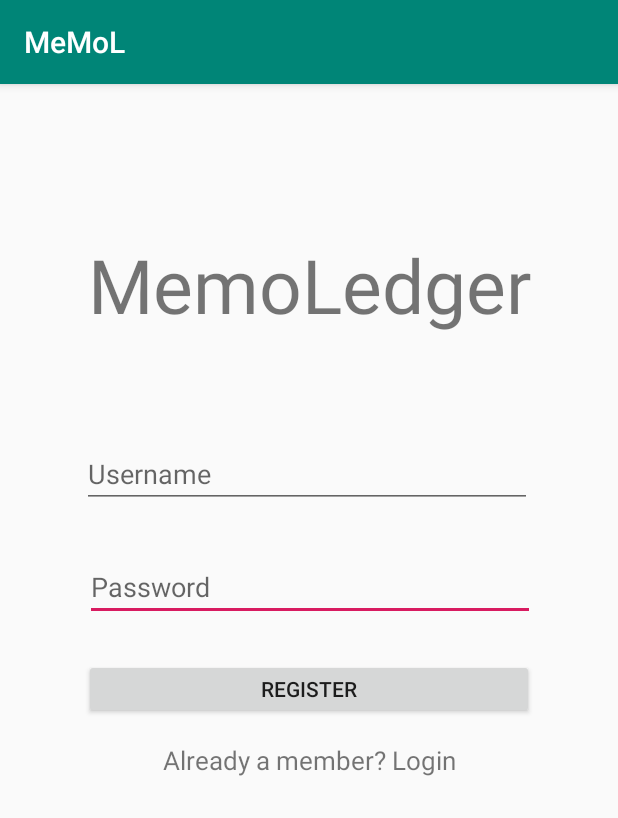
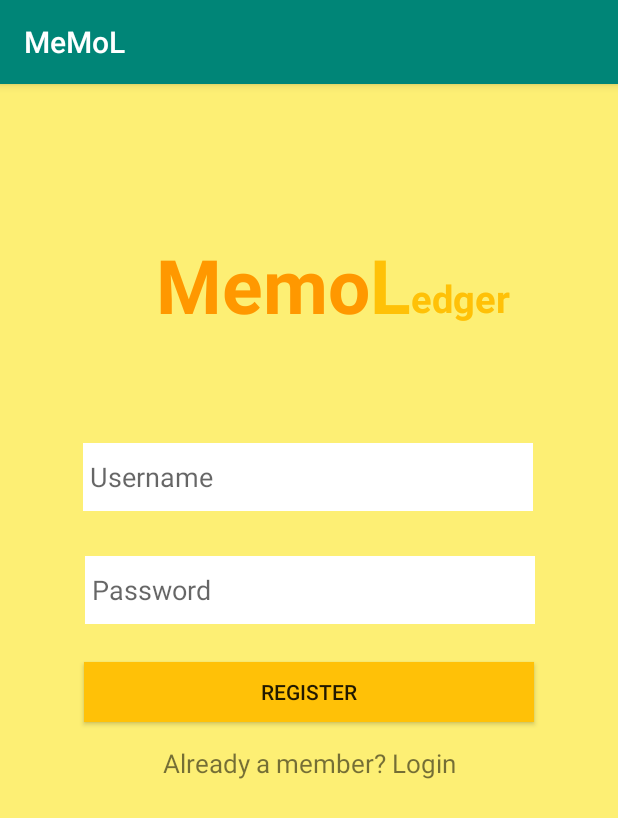
Before and after one commit to PittayutSothanakul/MemoL, an Android app: the RegisterActivity screen opened directly, with no data from a screen before it, on a phone screen of 412 x 824 dp. Shown: the top 818 px of the screen. Run offline under Robolectric (Android 15) with nearby library versions, the phone set to English and light mode, and no system bars; our stand-ins replace Firebase (no records; nobody signed in at launch, a user with empty details on screens opened directly).

Commit message:
decolate background

```diff
--- a/app/src/main/java/com/example/memol/LedgerActivity.java
+++ b/app/src/main/java/com/example/memol/LedgerActivity.java
@@ -27,6 +27,7 @@ public class LedgerActivity extends AppCompatActivity {
     RecyclerView recyclerView;
     FirebaseDatabase firebaseDatabase;
     DatabaseReference myRef;
+    private TextView totalPriceText;
     private FirebaseRecyclerAdapter<ViewSingleLedger, ShowDataViewHolder> mFirebaseAdapter;
 
     @Override
--- a/app/src/main/res/layout/activity_home.xml
+++ b/app/src/main/res/layout/activity_home.xml
@@ -4,6 +4,7 @@
     xmlns:tools="http://schemas.android.com/tools"
     android:layout_width="match_parent"
     android:layout_height="match_parent"
+    android:background="#B2FFEB3B"
     android:onClick="onClickToLedger">
 
     <ImageButton
@@ -27,6 +28,7 @@
         android:layout_marginStart="8dp"
         android:layout_marginTop="376dp"
         android:layout_marginEnd="8dp"
+        android:background="#FFF"
         android:onClick="onLogoutButtonClicked"
         android:text="Logout"
         app:layout_constraintEnd_toEndOf="parent"
@@ -99,7 +101,7 @@
         android:layout_marginStart="8dp"
         android:layout_marginTop="44dp"
         android:layout_marginEnd="8dp"
-        android:background="#FFA500"
+        android:background="#FFC107"
         app:layout_constraintEnd_toEndOf="parent"
         app:layout_constraintHorizontal_bias="0.506"
         app:layout_constraintStart_toStartOf="parent"
--- a/app/src/main/res/layout/activity_memo.xml
+++ b/app/src/main/res/layout/activity_memo.xml
@@ -71,4 +71,5 @@
         app:layout_constraintTop_toTopOf="parent"
         app:srcCompat="@drawable/home" />
 
+
 </android.support.constraint.ConstraintLayout>
--- a/app/src/main/res/layout/activity_register.xml
+++ b/app/src/main/res/layout/activity_register.xml
@@ -1,9 +1,50 @@
 <?xml version="1.0" encoding="utf-8"?>
-<android.support.constraint.ConstraintLayout
-    xmlns:android="http://schemas.android.com/apk/res/android"
+<android.support.constraint.ConstraintLayout xmlns:android="http://schemas.android.com/apk/res/android"
     xmlns:app="http://schemas.android.com/apk/res-auto"
+    xmlns:tools="http://schemas.android.com/tools"
     android:layout_width="match_parent"
-    android:layout_height="match_parent">
+    android:layout_height="match_parent"
+    android:background="#B2FFEB3B">
+
+    <TextView
+        android:id="@+id/textView2"
+        android:layout_width="wrap_content"
+        android:layout_height="wrap_content"
+        android:layout_marginStart="8dp"
+        android:layout_marginTop="100dp"
+        android:layout_marginEnd="8dp"
+        android:text="Memo"
+        android:textColor="#FF9800"
+        android:textSize="50sp"
+        android:textStyle="bold"
+        app:layout_constraintEnd_toEndOf="parent"
+        app:layout_constraintHorizontal_bias="0.379"
+        app:layout_constraintStart_toStartOf="parent"
+        app:layout_constraintTop_toTopOf="parent" />
+
+    <TextView
+        android:id="@+id/textView9"
+        android:layout_width="wrap_content"
+        android:layout_height="wrap_content"
+        android:layout_marginTop="100dp"
+        android:text="L"
+        android:textColor="#FFC107"
+        android:textSize="50sp"
+        android:textStyle="bold"
+        app:layout_constraintStart_toEndOf="@+id/textView2"
+        app:layout_constraintTop_toTopOf="parent" />
+
+    <TextView
+        android:id="@+id/textView11"
+        android:layout_width="wrap_content"
+        android:layout_height="wrap_content"
+        android:layout_marginTop="125dp"
+        android:text="edger"
+        android:textColor="#FFC107"
+        android:textSize="25sp"
+        android:textStyle="bold"
+        app:layout_constraintStart_toEndOf="@+id/textView9"
+        app:layout_constraintTop_toTopOf="parent" />
 
     <TextView
         android:id="@+id/txt_toLogin"
@@ -26,23 +67,11 @@
         android:layout_marginStart="8dp"
         android:layout_marginTop="25dp"
         android:layout_marginEnd="8dp"
+        android:background="#FFC107"
         android:text="Register"
         app:layout_constraintEnd_toEndOf="parent"
         app:layout_constraintStart_toStartOf="parent"
         app:layout_constraintTop_toBottomOf="@+id/re_password" />
-
-    <TextView
-        android:id="@+id/textView"
-        android:layout_width="wrap_content"
-        android:layout_height="wrap_content"
-        android:layout_marginStart="8dp"
-        android:layout_marginTop="100dp"
-        android:layout_marginEnd="8dp"
-        android:text="MemoLedger"
-        android:textSize="50sp"
-        app:layout_constraintEnd_toEndOf="parent"
-        app:layout_constraintStart_toStartOf="parent"
-        app:layout_constraintTop_toTopOf="parent" />
 
     <EditText
         android:id="@+id/re_password"
@@ -51,8 +80,9 @@
         android:layout_marginStart="8dp"
         android:layout_marginTop="30dp"
         android:layout_marginEnd="8dp"
+        android:background="#FFF"
         android:ems="10"
-        android:hint="Password"
+        android:hint=" Password"
         android:inputType="textPersonName"
         app:layout_constraintEnd_toEndOf="parent"
         app:layout_constraintHorizontal_bias="0.505"
@@ -64,13 +94,14 @@
         android:layout_width="300dp"
         android:layout_height="45dp"
         android:layout_marginStart="8dp"
-        android:layout_marginTop="70dp"
+        android:layout_marginTop="72dp"
         android:layout_marginEnd="8dp"
+        android:background="#FFF"
         android:ems="10"
-        android:hint="Username"
+        android:hint=" Username"
         android:inputType="textPersonName"
         app:layout_constraintEnd_toEndOf="parent"
-        app:layout_constraintHorizontal_bias="0.484"
+        app:layout_constraintHorizontal_bias="0.494"
         app:layout_constraintStart_toStartOf="parent"
-        app:layout_constraintTop_toBottomOf="@+id/textView" />
+        app:layout_constraintTop_toBottomOf="@+id/textView2" />
 </android.support.constraint.ConstraintLayout>
--- a/app/src/main/res/layout/activity_viewsingleledger.xml
+++ b/app/src/main/res/layout/activity_viewsingleledger.xml
@@ -3,8 +3,8 @@
     xmlns:android="http://schemas.android.com/apk/res/android"
     xmlns:app="http://schemas.android.com/apk/res-auto"
     xmlns:tools="http://schemas.android.com/tools"
-    android:layout_width="match_parent"
-    android:layout_height="match_parent">
+    android:layout_width="wrap_content"
+    android:layout_height="wrap_content">
 
     <LinearLayout
         android:layout_width="409dp"
--- a/app/src/main/res/layout/activity_viewsinglememo.xml
+++ b/app/src/main/res/layout/activity_viewsinglememo.xml
@@ -3,8 +3,9 @@
     xmlns:android="http://schemas.android.com/apk/res/android"
     xmlns:app="http://schemas.android.com/apk/res-auto"
     xmlns:tools="http://schemas.android.com/tools"
-    android:layout_width="match_parent"
-    android:layout_height="match_parent">
+    android:layout_width="wrap_content"
+    android:layout_height="wrap_content">
+
 
     <LinearLayout
         android:layout_width="410dp"
```
Also changed, not shown: app/src/main/res/layout/activity_addledger.xml (+20 -15 lines), app/src/main/res/layout/activity_addmemo.xml (+4 -4 lines), app/src/main/res/layout/activity_ledger.xml (+14 -2 lines), app/src/main/res/layout/activity_main.xml (+46 -15 lines).
